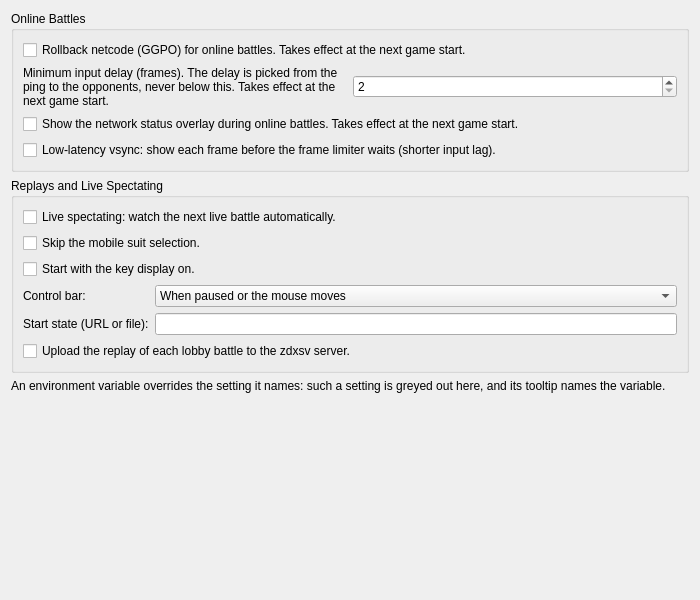
Above: pcsx2-qt/Settings/ZdxsvSettingsWidget.ui from inada-s/pcsx2 before the change. Below: the same form after it.
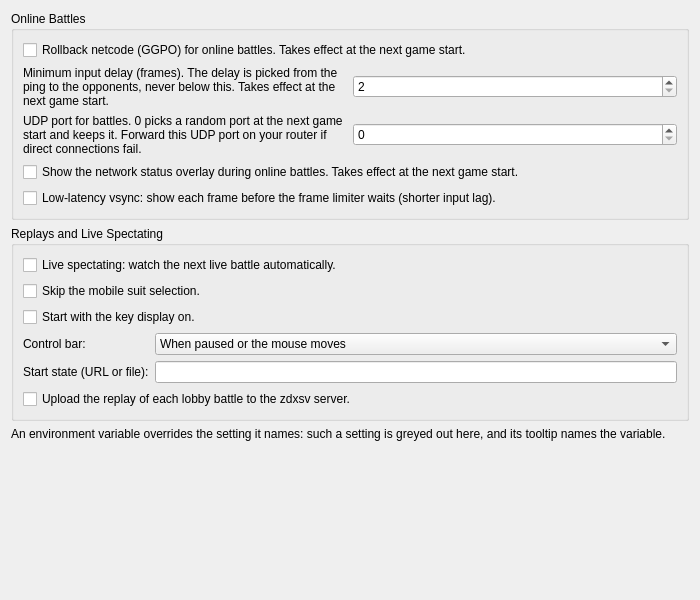
That is the form after the change.

Commit message: Zdxsv: GGPO port setting, random by default

```diff
--- a/pcsx2-qt/Settings/ZdxsvSettingsWidget.ui
+++ b/pcsx2-qt/Settings/ZdxsvSettingsWidget.ui
@@ -54,6 +54,33 @@
         </item>
        </layout>
       </item>
+      <item>
+       <layout class="QHBoxLayout" name="zdxsvGgpoPortLayout">
+        <item>
+         <widget class="QLabel" name="zdxsvGgpoPortLabel">
+          <property name="text">
+           <string>UDP port for battles. 0 picks a random port at the next game start and keeps it. Forward this UDP port on your router if direct connections fail.</string>
+          </property>
+          <property name="wordWrap">
+           <bool>true</bool>
+          </property>
+         </widget>
+        </item>
+        <item>
+         <widget class="QSpinBox" name="zdxsvGgpoPort">
+          <property name="minimum">
+           <number>0</number>
+          </property>
+          <property name="maximum">
+           <number>65535</number>
+          </property>
+          <property name="value">
+           <number>0</number>
+          </property>
+         </widget>
+        </item>
+       </layout>
+      </item>
       <item>
        <widget class="QCheckBox" name="zdxsvNetOsd">
         <property name="text">
```
The commit also changes 8 other files.
